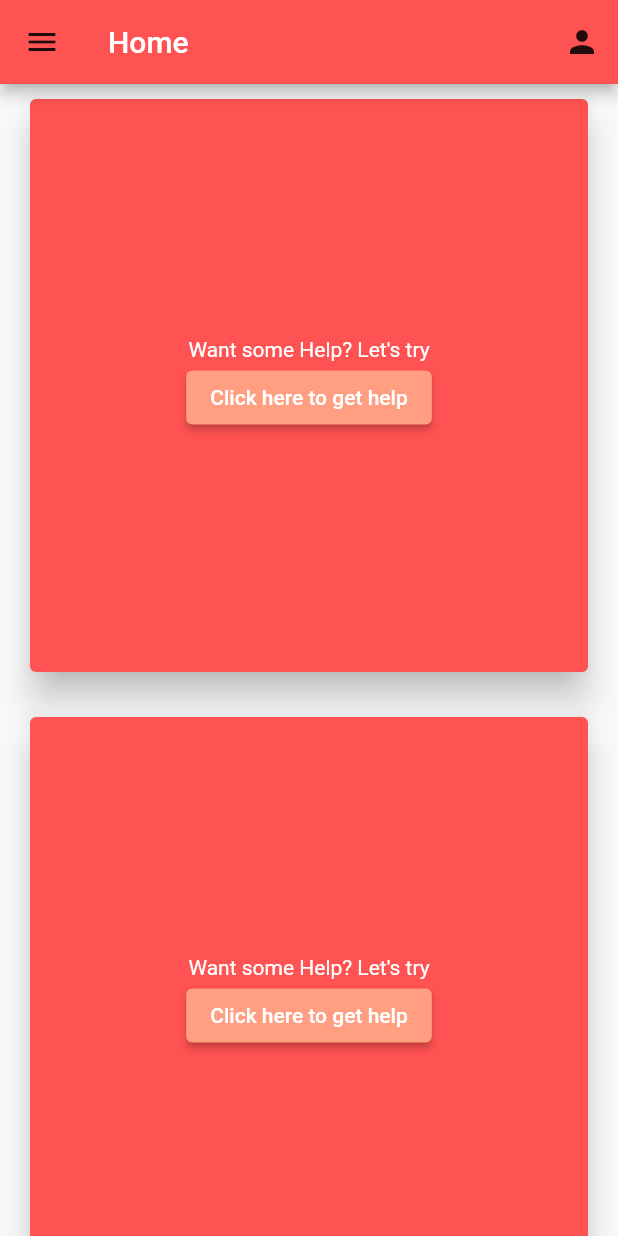
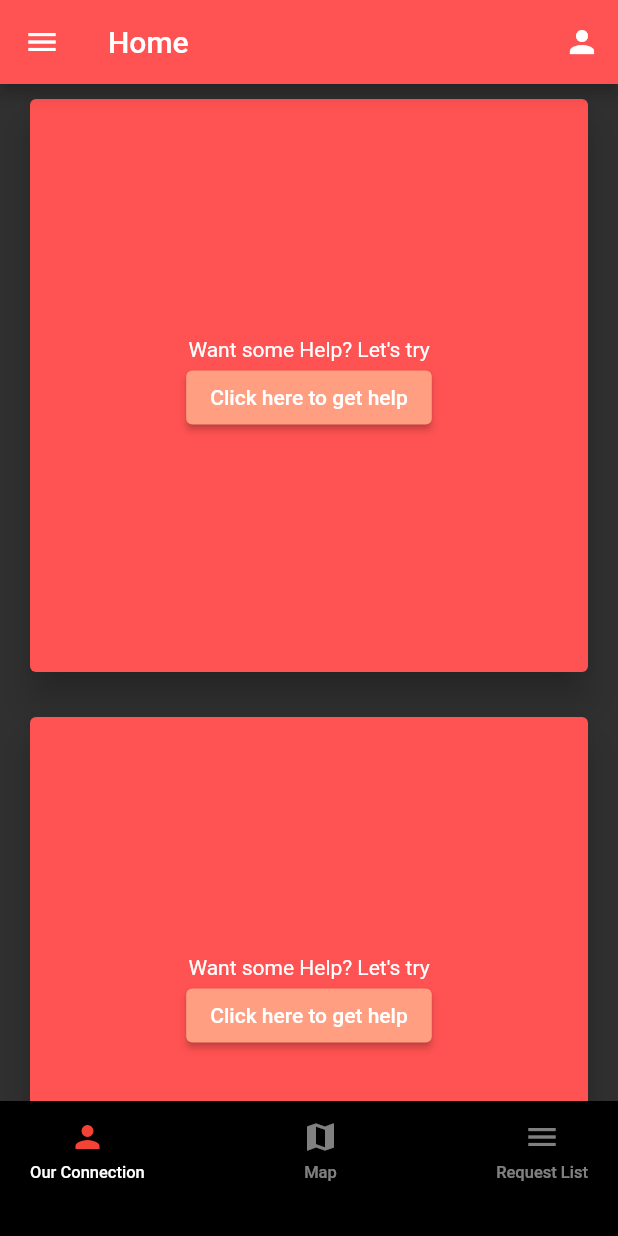
Before and after one commit to GENIE-5/SAVIOUR-RudhiraSarovar, a Flutter app: the HomePage screen opened directly, scrolled down 576 dp, after a tap on the "person" icon, on a phone screen of 412 x 824 dp. Run offline on Flutter 3.47's test engine with Material 2 defaults, Android fonts, the phone set to English and light mode, and no system bars; our stand-ins replace cloud_firestore, firebase_auth, firebase_core, firebase_storage, geocoding, geolocator and 3 more; accounts and stored records are empty; network calls fail.

Commit message:
design process

```diff
--- /dev/null
+++ b/saviour_flutter_app/lib/screens/cards.dart
@@ -0,0 +1,117 @@
+import 'package:flutter/material.dart';
+import 'package:saviour_flutter_app/screens/mapscreen.dart';
+import 'package:firebase_auth/firebase_auth.dart';
+import 'package:saviour_flutter_app/screens/navigationScreen.dart';
+import 'package:saviour_flutter_app/screens/signinscreen.dart';
+
+class CardsScreen extends StatefulWidget {
+  const CardsScreen({Key? key}) : super(key: key);
+
+  @override
+  _State createState() => _State();
+}
+
+class _State extends State<CardsScreen> {
+  dynamic userData;
+  @override
+  void initState() {
+    super.initState();
+    getData();
+  }
+
+  void getData() async {}
+
+  String? username() {
+    if (FirebaseAuth.instance.currentUser == null) return "no display";
+    return FirebaseAuth.instance.currentUser!.displayName;
+  }
+
+  @override
+  Widget build(BuildContext context) {
+    return Scaffold(
+      appBar: AppBar(
+        title: Text("Home"),
+        backgroundColor: Colors.redAccent[200],
+        iconTheme: IconThemeData(opacity: 3.0),
+        actions: [
+          IconButton(
+              onPressed: () async {
+                await FirebaseAuth.instance.signOut();
+                Navigator.of(context).pop();
+
+                Navigator.push(context, MaterialPageRoute(builder: (context) {
+                  return SignInPage();
+                }));
+              },
+              icon: Icon(Icons.person))
+        ],
+      ),
+      drawer: Drawer(child: NavigationPage()),
+      body: Homebody(),
+    );
+  }
+}
+
+class Homebody extends StatefulWidget {
+  const Homebody({Key? key}) : super(key: key);
+
+  @override
+  _HomebodyState createState() => _HomebodyState();
+}
+
+class _HomebodyState extends State<Homebody> {
+  @override
+  Widget build(BuildContext context) {
+    return GridView.count(crossAxisCount: 1, children: [
+      Cards(),
+      Cards(),
+      Cards(),
+      Cards(),
+      Cards(),
+      Cards(),
+      Cards(),
+      Cards(),
+    ]);
+  }
+}
+
+class Cards extends StatefulWidget {
+  const Cards({Key? key}) : super(key: key);
+
+  @override
+  _CardsState createState() => _CardsState();
+}
+
+class _CardsState extends State<Cards> {
+  @override
+  Widget build(BuildContext context) {
+    return Card(
+        margin: EdgeInsets.fromLTRB(20.0, 10.0, 20.0, 20.0),
+        elevation: 10.0,
+        color: Colors.redAccent[200],
+        child: Center(
+          child: Column(
+            mainAxisAlignment: MainAxisAlignment.center,
+            children: [
+              Text(
+                "Want some Help? Let's try",
+                style: TextStyle(
+                  color: Colors.white,
+                ),
+              ),
+              ElevatedButton(
+                onPressed: () {
+                  Navigator.push(context, MaterialPageRoute(builder: (context) {
+                    return GoogleMapScreen();
+                  }));
+                },
+                child: Text("Click here to get help"),
+                style: ElevatedButton.styleFrom(
+                  primary: Colors.deepOrangeAccent[100],
+                ),
+              )
+            ],
+          ),
+        ));
+  }
+}
--- a/saviour_flutter_app/lib/screens/home.dart
+++ b/saviour_flutter_app/lib/screens/home.dart
@@ -1,9 +1,9 @@
 import 'package:flutter/material.dart';
 import 'package:saviour_flutter_app/screens/mapscreen.dart';
-import 'package:firebase_auth/firebase_auth.dart';
-import 'package:saviour_flutter_app/screens/navigationScreen.dart';
-import 'package:saviour_flutter_app/screens/signinscreen.dart';
+// ignore: import_of_legacy_library_into_null_safe
 
+import 'package:saviour_flutter_app/screens/cards.dart';
+import 'package:saviour_flutter_app/screens/DonorRequest.dart';
 
 class HomePage extends StatefulWidget {
   const HomePage({Key? key}) : super(key: key);
@@ -13,116 +13,95 @@ class HomePage extends StatefulWidget {
 }
 
 class _HomePageState extends State<HomePage> {
-
-dynamic userData;
-@override
-  void initState(){
-
+  int pageIndex = 0;
+  List<Widget> pages = [
+    CardsScreen(),
+    GoogleMapScreen(),
+    DonorRequestScreen(),
+  ];
+  @override
+  void initState() {
+    // TODO: implement initState
     super.initState();
-    getData();
-
-
-  }
-  void getData()async{
-
-
-
   }
 
-  String? username(){
-    if(FirebaseAuth.instance.currentUser==null)
-    return "no display";
-    return FirebaseAuth.instance.currentUser!.displayName;
+  @override
+  void dispose() {
+    super.dispose();
   }
 
   @override
   Widget build(BuildContext context) {
     return Scaffold(
-      appBar: AppBar(
-        title: Text("Home"),
-        backgroundColor: Colors.redAccent[200],
-        iconTheme: IconThemeData(opacity: 3.0),
-        actions: [
-          IconButton(
-              onPressed: () async {
-                await FirebaseAuth.instance.signOut();
-                Navigator.of(context).pop();
-
-                Navigator.push(context, MaterialPageRoute(builder: (context) {
-                  return SignInPage();
-                }));
-              },
-              icon: Icon(Icons.person))
-        ],
-      ),
-      drawer: Drawer(
-        child: NavigationPage()
-      ),
-      body: Homebody(),
+      body: getBody(),
+      bottomNavigationBar: getFooter(),
     );
   }
-}
 
-class Homebody extends StatefulWidget {
-  const Homebody({Key? key}) : super(key: key);
+  Widget getBody() {
+    // return pages.elementAt(pageIndex);
+    return IndexedStack(
+      index: pageIndex,
+      children: pages,
+    );
+  }
 
-  @override
-  _HomebodyState createState() => _HomebodyState();
-}
+  Widget getFooter() {
+    List iconItems = [Icons.person, Icons.map, Icons.menu];
+    List textItems = ["Our Connection", "Map", "Request List"];
+    List colorItems = [
+      Colors.red,
+      Colors.red,
+      Colors.red,
+    ];
+    return Container(
+      width: double.infinity,
+      height: 90,
+      decoration: BoxDecoration(
+          color: Colors.black,
+          border: Border(
+              top:
+                  BorderSide(width: 2, color: Colors.black.withOpacity(0.06)))),
+      child: Padding(
+        padding:
+            const EdgeInsets.only(left: 20, right: 20, bottom: 20, top: 10),
+        child: Row(
+          crossAxisAlignment: CrossAxisAlignment.start,
+          mainAxisAlignment: MainAxisAlignment.spaceBetween,
+          children: List.generate(textItems.length, (index) {
+            return InkWell(
+                onTap: () {
+                  selectedTab(index);
+                },
+                child: Column(
+                  children: [
+                    Icon(iconItems[index],
+                        color: pageIndex == index
+                            ? colorItems[index]
+                            : Colors.white.withOpacity(0.5)),
+                    SizedBox(
+                      height: 5,
+                    ),
+                    Text(
+                      textItems[index],
+                      style: TextStyle(
+                          fontSize: 11,
+                          fontWeight: FontWeight.w500,
+                          color: pageIndex == index
+                              ? Colors.white
+                              : Colors.white.withOpacity(0.5)),
+                    )
+                  ],
+                ));
+          }),
+        ),
+      ),
+    );
+  }
 
-class _HomebodyState extends State<Homebody> {
-  @override
-  Widget build(BuildContext context) {
-    return GridView.count(crossAxisCount: 1, children: [
-      Cards(),
-      Cards(),
-      Cards(),
-      Cards(),
-      Cards(),
-      Cards(),
-      Cards(),
-      Cards(),
-    ]);
+  selectedTab(index) {
+    setState(() {
+      pageIndex = index;
+    });
   }
 }
-
-class Cards extends StatefulWidget {
-  const Cards({Key? key}) : super(key: key);
-
-  @override
-  _CardsState createState() => _CardsState();
-}
-
-class _CardsState extends State<Cards> {
-  @override
-  Widget build(BuildContext context) {
-    return Card(
-        margin: EdgeInsets.fromLTRB(20.0, 10.0, 20.0, 20.0),
-        elevation: 10.0,
-        color: Colors.redAccent[200],
-        child: Center(
-          child: Column(
-            mainAxisAlignment: MainAxisAlignment.center,
-            children: [
-              Text(
-                "Want some Help? Let's try",
-                style: TextStyle(
-                  color: Colors.white,
-                ),
-              ),
-              ElevatedButton(
-                onPressed: () {
-                  Navigator.push(context, MaterialPageRoute(builder: (context) {
-                    return GoogleMapScreen();
-                  }));
-                },
-                child: Text("Click here to get help"),
-                style: ElevatedButton.styleFrom(
-                  primary: Colors.deepOrangeAccent[100],
-                ),
-              )
-            ],
-          ),
-        ));
-  }
-}
--- a/saviour_flutter_app/lib/screens/mapscreen.dart
+++ b/saviour_flutter_app/lib/screens/mapscreen.dart
@@ -3,6 +3,8 @@ import 'package:geocoding/geocoding.dart';
 import 'package:google_maps_flutter/google_maps_flutter.dart';
 import 'package:provider/provider.dart';
 import 'package:saviour_flutter_app/blocs/application_bloc.dart';
+import 'package:saviour_flutter_app/screens/navigationScreen.dart';
+import 'package:saviour_flutter_app/screens/requestScreen.dart';
 
 class GoogleMapScreen extends StatefulWidget {
   const GoogleMapScreen({Key? key}) : super(key: key);
@@ -12,44 +14,35 @@ class GoogleMapScreen extends StatefulWidget {
 }
 
 class _GoogleMapScreenState extends State<GoogleMapScreen> {
+  late GoogleMapController mapController;
+  void onMapCreated(GoogleMapController controller) {
+    mapController = controller;
+  }
 
-late GoogleMapController mapController;
-void onMapCreated(GoogleMapController controller){
-
-  mapController=controller;
-}
   @override
-void initState(){
-
+  void initState() {
     super.initState();
 
-  allMarkers.add(
-    Marker(
-      markerId:MarkerId(
-      "korutla"
-    ),
-    position: LatLng( 18.8208099,78.7134866 ),
-
-    )
-  );
-
+    allMarkers.add(Marker(
+      markerId: MarkerId("korutla"),
+      position: LatLng(18.8208099, 78.7134866),
+    ));
   }
 
   getLocationFromName() async {
- var query="Gandhi Hospital,Secunderab,Hyderabad";
+    var query = "Gandhi Hospital,Secunderab,Hyderabad";
 
-dynamic loc= await locationFromAddress(query);
+    dynamic loc = await locationFromAddress(query);
 // //var first= loc.first;
     print(loc);
 
- dynamic placemark = placemarkFromCoordinates( 17.4236318,78.503858);
+    dynamic placemark = placemarkFromCoordinates(17.4236318, 78.503858);
 
     print("placemark ");
     print(placemark);
-
   }
 
-List<Marker> allMarkers =[];
+  List<Marker> allMarkers = [];
 
   @override
   Widget build(BuildContext context) {
@@ -60,23 +53,73 @@ List<Marker> allMarkers =[];
         title: Text("Maps"),
         backgroundColor: Colors.redAccent[200],
         actions: [
-          IconButton(onPressed: () async{
+          IconButton(
+            onPressed: () async {
               await getLocationFromName();
-          }, icon: Icon(Icons.map),
+            },
+            icon: Icon(Icons.map),
           )
         ],
       ),
-      body:(applicationBloc.currentLocation==null)?
-           Center(child:CircularProgressIndicator())
+      drawer: Drawer(child: NavigationPage()),
+      body: (applicationBloc.currentLocation == null)
+          ? Center(child: CircularProgressIndicator())
           : GoogleMap(
               onMapCreated: onMapCreated,
               initialCameraPosition: CameraPosition(
-            target: LatLng(applicationBloc.currentLocation!.latitude, applicationBloc.currentLocation!.longitude),
+                target: LatLng(applicationBloc.currentLocation!.latitude,
+                    applicationBloc.currentLocation!.longitude),
                 zoom: 40,
               ),
               // markers: Set<Marker>.of(applicationBloc.markers),
               markers: Set.from(allMarkers),
             ),
+      floatingActionButton: getFooter(),
+    );
+  }
+
+  Widget getFooter() {
+    return Padding(
+      padding: const EdgeInsets.only(left: 30, top: 60),
+      child:
+          Column(mainAxisAlignment: MainAxisAlignment.spaceBetween, children: [
+        SizedBox(height: 5),
+        Container(
+          height: 100,
+          decoration: BoxDecoration(boxShadow: [
+            BoxShadow(
+              color: Colors.grey.withOpacity(0.20),
+              spreadRadius: 20,
+              blurRadius: 40,
+              // changes position of shadow
+            ),
+          ], shape: BoxShape.circle, color: Colors.red),
+          child: Center(
+              child: TextButton(
+            child: Column(children: [
+              Padding(
+                padding: EdgeInsets.only(top: 25),
+                child: Text('Request',
+                    style: TextStyle(
+                        color: Colors.white,
+                        fontWeight: FontWeight.bold,
+                        fontSize: 18)),
+              ),
+              Text('Blood',
+                  style: TextStyle(
+                      color: Colors.white,
+                      fontWeight: FontWeight.bold,
+                      fontSize: 15)),
+            ]),
+            onPressed: () {
+              Navigator.of(context).pop();
+              Navigator.push(context, MaterialPageRoute(builder: (context) {
+                return RequestScreen();
+              }));
+            },
+          )),
+        ),
+      ]),
     );
   }
 }
--- a/saviour_flutter_app/lib/screens/signinscreen.dart
+++ b/saviour_flutter_app/lib/screens/signinscreen.dart
@@ -34,10 +34,6 @@ class _SignInPageState extends State<SignInPage> {
 
     return Scaffold(
       resizeToAvoidBottomInset: false,
-      appBar: AppBar(
-        title: Text("SignUp"),
-        backgroundColor: Colors.redAccent[200],
-      ),
       body: SingleChildScrollView(
         child: Container(
           child: Column(
@@ -50,6 +46,19 @@ class _SignInPageState extends State<SignInPage> {
                   key: _formKey,
                   child: Column(
                     children: [
+                      SizedBox(
+                        height: 150.0,
+                      ),
+                      Text(
+                        'SAVIOUR',
+                        style: TextStyle(
+                            fontWeight: FontWeight.bold,
+                            color: Colors.redAccent,
+                            fontSize: 40),
+                      ),
+                      SizedBox(
+                        height: 30.0,
+                      ),
                       TextFormField(
                         decoration: InputDecoration(
                             hintText: "Email",
@@ -79,7 +88,7 @@ class _SignInPageState extends State<SignInPage> {
                         },
                       ),
                       SizedBox(
-                        height: 20.0,
+                        height: 30.0,
                       ),
                       TextFormField(
                         decoration: InputDecoration(
@@ -111,14 +120,12 @@ class _SignInPageState extends State<SignInPage> {
                         mainAxisAlignment: MainAxisAlignment.end,
                         children: [
                           TextButton(
-
                             onPressed: () {
                               Navigator.push(context,
                                   MaterialPageRoute(builder: (context) {
                                 return ForgetPasswordScreen();
                               }));
                             },
-
                             child: Text("Forgot password?"),
                             style: ButtonStyle(
                                 foregroundColor:
@@ -174,9 +181,7 @@ class _SignInPageState extends State<SignInPage> {
                   ),
                 ),
               ),
-
             ],
-
           ),
         ),
       ),
--- a/saviour_flutter_app/lib/screens/updateNumberScreen.dart
+++ b/saviour_flutter_app/lib/screens/updateNumberScreen.dart
@@ -34,7 +34,7 @@ class _UpdateNumberScreen extends State<UpdateNumberScreen> {
             child: new Column(children: <Widget>[
               new TextFormField(
                 decoration: new InputDecoration(
-                  labelText: "old number",
+                  labelText: "Old Number",
                   labelStyle: TextStyle(
                     fontSize: 15,
                     color: Colors.white,
@@ -54,7 +54,7 @@ class _UpdateNumberScreen extends State<UpdateNumberScreen> {
               ),
               new TextFormField(
                 decoration: new InputDecoration(
-                  labelText: "new number",
+                  labelText: "New Number",
                   labelStyle: TextStyle(
                     fontSize: 15,
                     color: Colors.white,
@@ -83,7 +83,7 @@ class _UpdateNumberScreen extends State<UpdateNumberScreen> {
                         backgroundColor:
                             MaterialStateProperty.all<Color>(Colors.red)),
                     onPressed: () {
-                      print("my:"+ oldPhoneNumController.text);
+                      print("my:" + oldPhoneNumController.text);
                       if (_formKey.currentState!.validate() == true) {
                         if (db.getData("phoneNumber") !=
                             oldPhoneNumController.text) {
--- a/saviour_flutter_app/lib/screens/updatePassswordScreen.dart
+++ b/saviour_flutter_app/lib/screens/updatePassswordScreen.dart
@@ -32,7 +32,7 @@ class _UpdatePasswordScreen extends State<UpdatePasswordScreen> {
             child: new Column(children: <Widget>[
               new TextFormField(
                 decoration: new InputDecoration(
-                  labelText: "old password",
+                  labelText: "Old password",
                   labelStyle: TextStyle(
                     fontSize: 15,
                     color: Colors.white,
@@ -52,7 +52,7 @@ class _UpdatePasswordScreen extends State<UpdatePasswordScreen> {
               ),
               new TextFormField(
                 decoration: new InputDecoration(
-                  labelText: "new password",
+                  labelText: "New password",
                   labelStyle: TextStyle(
                     fontSize: 15,
                     color: Colors.white,
--- a/saviour_flutter_app/lib/screens/updateUsernameScreen.dart
+++ b/saviour_flutter_app/lib/screens/updateUsernameScreen.dart
@@ -32,7 +32,7 @@ class _UpdateUsernameScreen extends State<UpdateUsernameScreen> {
             child: new Column(children: <Widget>[
               new TextFormField(
                 decoration: new InputDecoration(
-                  labelText: "give your new user name here",
+                  labelText: "New UserName",
                   labelStyle: TextStyle(
                     fontSize: 15,
                     color: Colors.white,
@@ -47,6 +47,7 @@ class _UpdateUsernameScreen extends State<UpdateUsernameScreen> {
                   return null;
                 },
               ),
+              SizedBox(height: 20),
               Container(
                   height: 50,
                   padding: EdgeInsets.fromLTRB(10, 10, 10, 10),
@@ -66,7 +67,7 @@ class _UpdateUsernameScreen extends State<UpdateUsernameScreen> {
                         Alert(
                           context: context,
                           title: 'Success',
-                          desc: "your password chnaged successfully",
+                          desc: "Username update successful",
                         ).show();
                       }
                     },
--- a/saviour_flutter_app/pubspec.yaml
+++ b/saviour_flutter_app/pubspec.yaml
@@ -35,6 +35,7 @@ dependencies:
   geolocator: ^7.2.0+1
   geocoding: ^2.0.0
   rflutter_alert: ^2.0.2
+  flutter_feather_icons: ^2.0.0+1
 
 
 
```
Also changed, not shown: saviour_flutter_app/lib/main.dart (+11 -9 lines), saviour_flutter_app/lib/screens/DonorRequest.dart (added, +15 -0 lines), saviour_flutter_app/lib/screens/Settings.dart (+14 -15 lines), saviour_flutter_app/lib/screens/navigationScreen.dart (+3 -11 lines), saviour_flutter_app/lib/screens/requestScreen.dart (+11 -2 lines), saviour_flutter_app/lib/screens/updateEmailScreen.dart (+4 -4 lines), saviour_flutter_app/pubspec.lock. Lines whose indentation alone changed are shown as unchanged.
